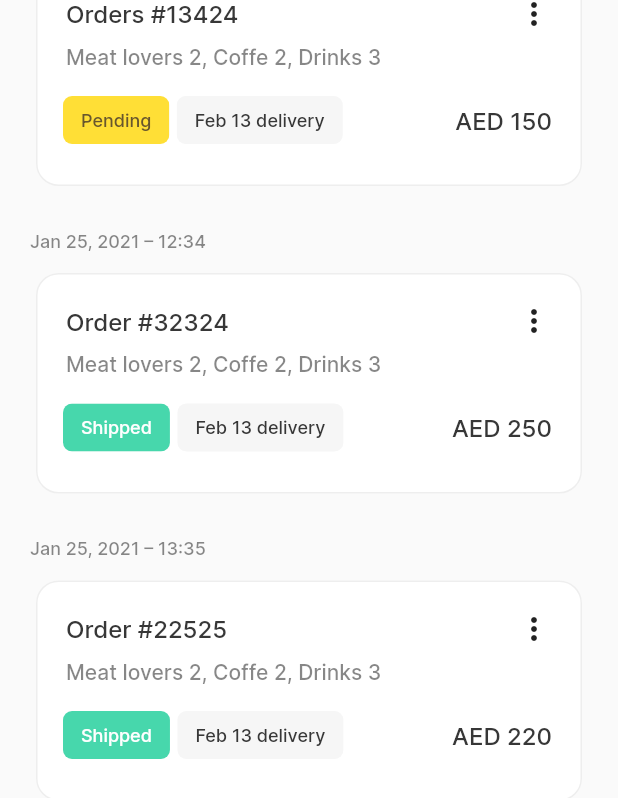
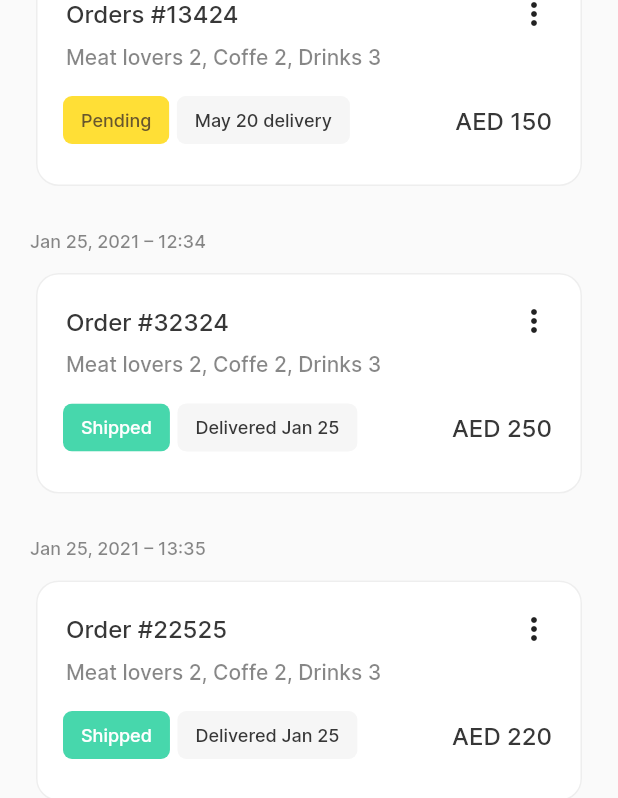
Before and after one commit to fcolakovic2/meelz, a Flutter app: the screen it shows after launch, on a phone screen of 412 x 824 dp. Shown: the part 321-1119 px from the top of the screen. Run offline on Flutter 3.47's test engine with Material 2 defaults, Android fonts, the phone set to English and light mode, and no system bars.

Commit message:
dovrsen reusabilan date na chipu

```diff
--- a/lib/view/kartica/pages/kartica.dart
+++ b/lib/view/kartica/pages/kartica.dart
@@ -5,12 +5,14 @@ import 'package:meelz/view/kartica/widgets/kartica_sa_slikom.dart';
 
 // ignore: must_be_immutable
 class OrderKartica extends StatefulWidget {
-  String title, subtitle, cijena, image, status, datumStr;
-  DateTime datum;
+  String title, subtitle, cijena, image, status, dateOrderStr, deliveryDateStr;
+  DateTime orderDate, deliveryDate;
 
   OrderKartica(this.title, this.subtitle, this.cijena, this.image, this.status,
-      this.datum) {
-    datumStr = DateFormat('MMM ${datum.day}, yyyy – kk:mm').format(datum);
+      this.orderDate, this.deliveryDate) {
+    dateOrderStr =
+        DateFormat('MMM ${orderDate.day}, yyyy – kk:mm').format(orderDate);
+    deliveryDateStr = DateFormat('MMM ${orderDate.day}').format(deliveryDate);
   }
 
   @override
@@ -41,6 +43,8 @@ class _OrderKarticaState extends State<OrderKartica> {
                 podnaslov: widget.subtitle,
                 cijena: widget.cijena,
                 status: widget.status,
+                dateStr: widget.deliveryDateStr,
+                date: widget.deliveryDate,
               ),
       ),
     );
--- a/lib/view/kartica/widgets/delivery_date_chip.dart
+++ b/lib/view/kartica/widgets/delivery_date_chip.dart
@@ -2,9 +2,9 @@ import 'package:flutter/material.dart';
 import 'package:meelz/utils/style/styles.dart';
 
 class DeliveryDateChip extends StatelessWidget {
-  const DeliveryDateChip({
-    Key key,
-  }) : super(key: key);
+  DateTime date;
+  String dateStr;
+  DeliveryDateChip(this.date, this.dateStr);
 
   @override
   Widget build(BuildContext context) {
@@ -12,10 +12,15 @@ class DeliveryDateChip extends StatelessWidget {
       shape: RoundedRectangleBorder(
           borderRadius: BorderRadius.all(Radius.circular(6))),
       backgroundColor: Color(0xffF6F6F6),
-      label: Text(
-        "Feb 13 delivery",
-        style: stilDelivery,
-      ),
+      label: date.isBefore(DateTime.now())
+          ? Text(
+              "Delivered $dateStr",
+              style: stilDelivery,
+            )
+          : Text(
+              "$dateStr delivery",
+              style: stilDelivery,
+            ),
     );
   }
 }
--- a/lib/view/kartica/widgets/kartica_bez_slike.dart
+++ b/lib/view/kartica/widgets/kartica_bez_slike.dart
@@ -12,11 +12,17 @@ class KarticaBezSlike extends StatelessWidget {
     @required this.podnaslov,
     @required this.cijena,
     @required this.status,
+    @required this.dateStr,
+    @required this.date,
   }) : super(key: key);
+
   final String naslov;
   final String podnaslov;
   final String cijena;
   final String status;
+  final String dateStr;
+  final DateTime date;
+
   @override
   Widget build(BuildContext context) {
     return Column(
@@ -42,7 +48,7 @@ class KarticaBezSlike extends StatelessWidget {
               ),
               Column(
                 children: <Widget>[
-                  DeliveryDateChip(),
+                  DeliveryDateChip(date, dateStr),
                 ],
               ),
               Spacer(),
```
Also changed, not shown: lib/utils/dummy_data/dummy_data.dart (+29 -6 lines), lib/view/orders_screen/widgets/listview_custom.dart (+15 -12 lines).
